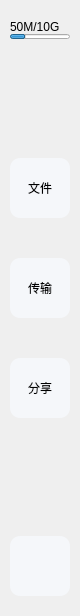
Above: desktop/src/SideBar/SideBar.ui from tan-yrf/TanCloud before the change. Below: the same form after it.
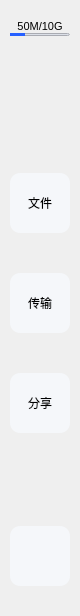
That is the form after the change. Icons and pictures are not drawn.

The edit to the form file:
```diff
--- a/desktop/src/SideBar/SideBar.ui
+++ b/desktop/src/SideBar/SideBar.ui
@@ -36,33 +36,49 @@
   </property>
   <layout class="QGridLayout" name="gridLayout">
    <property name="leftMargin">
-    <number>10</number>
+    <number>0</number>
    </property>
    <property name="topMargin">
     <number>20</number>
    </property>
    <property name="rightMargin">
-    <number>10</number>
+    <number>0</number>
    </property>
    <property name="bottomMargin">
-    <number>20</number>
+    <number>30</number>
    </property>
    <property name="spacing">
     <number>0</number>
    </property>
    <item row="0" column="0">
-    <layout class="QVBoxLayout" name="verticalLayout_3">
+    <layout class="QVBoxLayout" name="verticalLayout_5">
      <item>
-      <layout class="QVBoxLayout" name="verticalLayout_2">
+      <layout class="QVBoxLayout" name="verticalLayout_4">
        <item>
-        <widget class="QLabel" name="label">
+        <widget class="QLabel" name="lab_rate">
+         <property name="font">
+          <font>
+           <pointsize>8</pointsize>
+          </font>
+         </property>
          <property name="text">
           <string>50M/10G</string>
          </property>
+         <property name="alignment">
+          <set>Qt::AlignCenter</set>
+         </property>
         </widget>
        </item>
        <item>
-        <widget class="QProgressBar" name="progressBar">
+        <layout class="QVBoxLayout" name="verticalLayout_2">
+         <property name="leftMargin">
+          <number>10</number>
+         </property>
+         <property name="rightMargin">
+          <number>10</number>
+         </property>
+         <item>
+          <widget class="QProgressBar" name="progress_bar">
          <property name="sizePolicy">
           <sizepolicy hsizetype="Fixed" vsizetype="Fixed">
            <horstretch>0</horstretch>
@@ -72,18 +88,32 @@
          <property name="minimumSize">
           <size>
            <width>60</width>
-           <height>5</height>
+             <height>3</height>
           </size>
          </property>
          <property name="maximumSize">
           <size>
            <width>60</width>
-           <height>5</height>
-          </size>
-         </property>
+             <height>3</height>
+            </size>
+           </property>
+           <property name="styleSheet">
+            <string notr="true">QProgressBar {
+    background-color: #ecf0f9;  /* 背景颜色 */
+}
+
+QProgressBar::chunk {
+    background-color: #2660ff;  /* 已完成部分的颜色 */
+
+}
+</string>
+           </property>
          <property name="value">
           <number>25</number>
          </property>
+           <property name="alignment">
+            <set>Qt::AlignCenter</set>
+           </property>
          <property name="textVisible">
           <bool>false</bool>
          </property>
@@ -98,8 +128,6 @@
          </property>
         </widget>
        </item>
-      </layout>
-     </item>
      <item>
       <spacer name="verticalSpacer">
        <property name="orientation">
@@ -113,16 +141,23 @@
        </property>
       </spacer>
      </item>
+        </layout>
+       </item>
+      </layout>
+     </item>
      <item>
       <layout class="QVBoxLayout" name="verticalLayout">
        <property name="spacing">
         <number>40</number>
        </property>
+       <property name="leftMargin">
+        <number>10</number>
+       </property>
        <property name="topMargin">
         <number>0</number>
        </property>
        <property name="rightMargin">
-        <number>0</number>
+        <number>10</number>
        </property>
        <item>
         <widget class="QToolButton" name="btn_file">
@@ -268,6 +303,14 @@
       </layout>
      </item>
      <item>
+      <layout class="QVBoxLayout" name="verticalLayout_3">
+       <property name="leftMargin">
+        <number>10</number>
+       </property>
+       <property name="rightMargin">
+        <number>10</number>
+       </property>
+       <item>
       <spacer name="verticalSpacer_2">
        <property name="orientation">
         <enum>Qt::Vertical</enum>
@@ -322,6 +365,8 @@
         </size>
        </property>
       </widget>
+       </item>
+      </layout>
      </item>
     </layout>
    </item>
```
Lines whose indentation alone changed are shown as unchanged.
